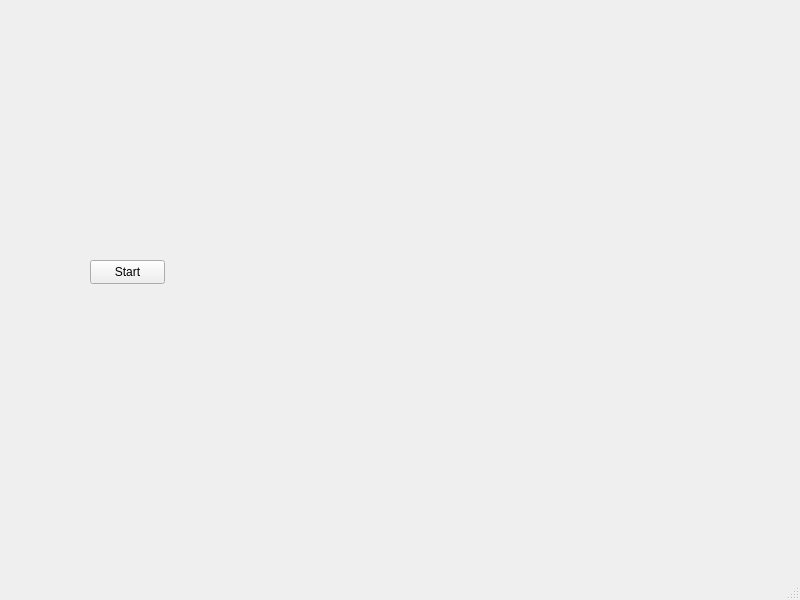
Before: the Qt Designer form mainwindow.ui in University-of-Utah-CS3505/a9-edu-app-wyattbworld, drawn with Qt 5.
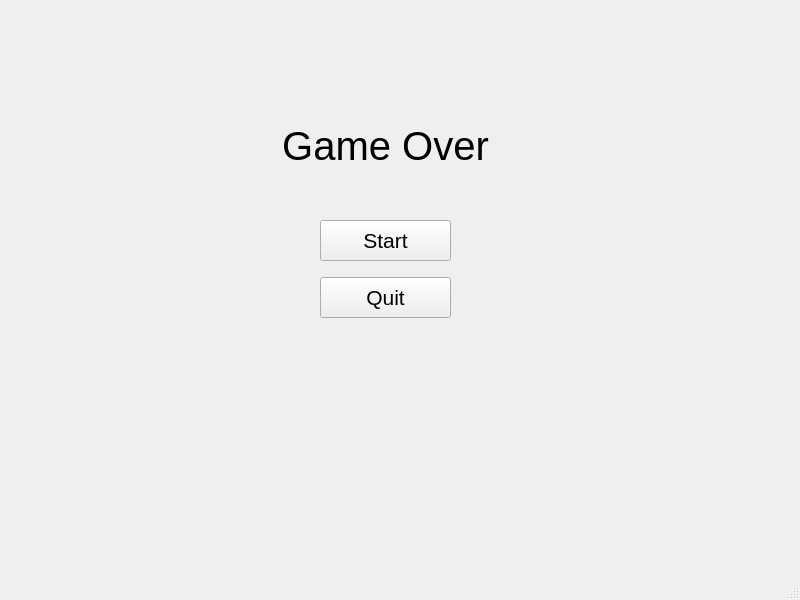
After: the same form once the commit is applied. Custom widgets are drawn as their Qt base class.

Commit message: Added game over and start screens

Diff of the .ui file:
```diff
--- a/mainwindow.ui
+++ b/mainwindow.ui
@@ -27,16 +27,66 @@
    <widget class="QPushButton" name="startButton">
     <property name="geometry">
      <rect>
-      <x>90</x>
-      <y>260</y>
-      <width>75</width>
-      <height>24</height>
+      <x>320</x>
+      <y>220</y>
+      <width>131</width>
+      <height>41</height>
      </rect>
     </property>
+    <property name="font">
+     <font>
+      <pointsize>16</pointsize>
+     </font>
+    </property>
     <property name="text">
      <string>Start</string>
     </property>
    </widget>
+   <widget class="QPushButton" name="quitButton">
+    <property name="geometry">
+     <rect>
+      <x>320</x>
+      <y>277</y>
+      <width>131</width>
+      <height>41</height>
+     </rect>
+    </property>
+    <property name="font">
+     <font>
+      <pointsize>16</pointsize>
+     </font>
+    </property>
+    <property name="text">
+     <string>Quit</string>
+    </property>
+   </widget>
+   <widget class="QLabel" name="gameOverLabel">
+    <property name="enabled">
+     <bool>true</bool>
+    </property>
+    <property name="geometry">
+     <rect>
+      <x>270</x>
+      <y>110</y>
+      <width>231</width>
+      <height>71</height>
+     </rect>
+    </property>
+    <property name="font">
+     <font>
+      <pointsize>30</pointsize>
+     </font>
+    </property>
+    <property name="layoutDirection">
+     <enum>Qt::LeftToRight</enum>
+    </property>
+    <property name="text">
+     <string>Game Over</string>
+    </property>
+    <property name="alignment">
+     <set>Qt::AlignCenter</set>
+    </property>
+   </widget>
   </widget>
   <widget class="QMenuBar" name="menubar">
    <property name="geometry">
```
The commit also changes 3 other files.
